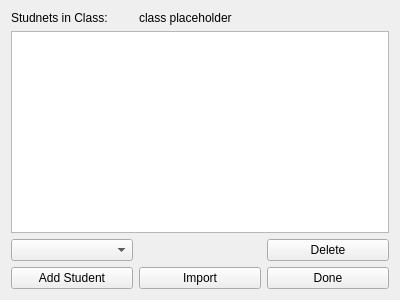
Laucksy/CS-205-Project, file GUI/classview.ui: the form before one commit.
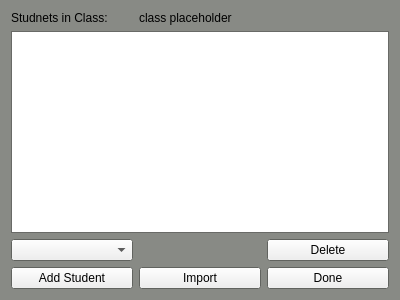
The form after the commit.

Commit message: Fixed GUI colors and deleting feedback

The edit to the form file:
```diff
--- a/GUI/classview.ui
+++ b/GUI/classview.ui
@@ -10,6 +10,70 @@
     <height>300</height>
    </rect>
   </property>
+  <property name="palette">
+   <palette>
+    <active>
+     <colorrole role="Base">
+      <brush brushstyle="SolidPattern">
+       <color alpha="255">
+        <red>255</red>
+        <green>255</green>
+        <blue>255</blue>
+       </color>
+      </brush>
+     </colorrole>
+     <colorrole role="Window">
+      <brush brushstyle="SolidPattern">
+       <color alpha="255">
+        <red>136</red>
+        <green>138</green>
+        <blue>133</blue>
+       </color>
+      </brush>
+     </colorrole>
+    </active>
+    <inactive>
+     <colorrole role="Base">
+      <brush brushstyle="SolidPattern">
+       <color alpha="255">
+        <red>255</red>
+        <green>255</green>
+        <blue>255</blue>
+       </color>
+      </brush>
+     </colorrole>
+     <colorrole role="Window">
+      <brush brushstyle="SolidPattern">
+       <color alpha="255">
+        <red>136</red>
+        <green>138</green>
+        <blue>133</blue>
+       </color>
+      </brush>
+     </colorrole>
+    </inactive>
+    <disabled>
+     <colorrole role="Base">
+      <brush brushstyle="SolidPattern">
+       <color alpha="255">
+        <red>136</red>
+        <green>138</green>
+        <blue>133</blue>
+       </color>
+      </brush>
+     </colorrole>
+     <colorrole role="Window">
+      <brush brushstyle="SolidPattern">
+       <color alpha="255">
+        <red>136</red>
+        <green>138</green>
+        <blue>133</blue>
+       </color>
+      </brush>
+     </colorrole>
+    </disabled>
+   </palette>
+  </property>
   <property name="windowTitle">
    <string>Axolotl Development</string>
   </property>
```
The commit also changes 22 other files.
